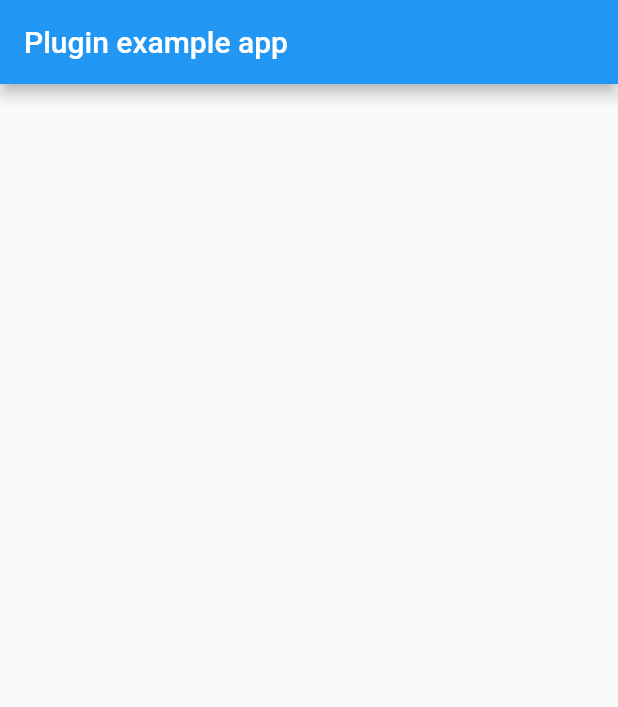
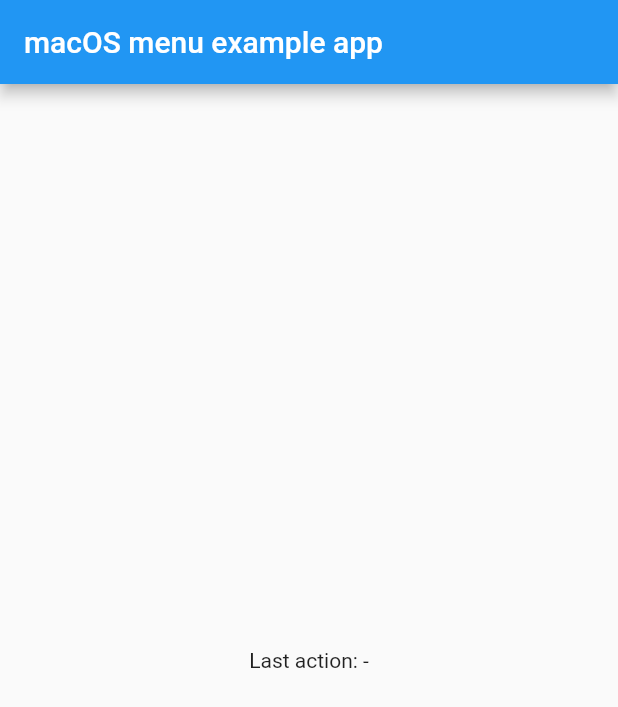
Before and after one commit to SX-Code/macos_menu, a Flutter app: the screen it shows after launch, on a phone screen of 412 x 824 dp. Shown: the top 707 px of the screen. Run offline on Flutter 3.47's test engine with Material 2 defaults, Android fonts, the phone set to English and light mode, and no system bars; our stand-ins replace plugin_platform_interface.

```diff
--- a/example/lib/main.dart
+++ b/example/lib/main.dart
@@ -13,12 +13,20 @@ class MyApp extends StatefulWidget {
 }
 
 class _MyAppState extends State<MyApp> {
+  String _lastAction = "-";
+
+  void _callAction(String action) {
+    setState(() {
+      _lastAction = action;
+    });
+  }
+
   @override
   Widget build(BuildContext context) {
     return MaterialApp(
       home: Scaffold(
         appBar: AppBar(
-          title: const Text('Plugin example app'),
+          title: const Text('macOS menu example app'),
         ),
         body: MacosMenuBar(
           menus: [
@@ -43,24 +51,32 @@ class _MyAppState extends State<MyApp> {
             ]),
             MacosMenu(label: "Custom", menus: [
               MacosMenuItem(
-                  label: 'Test 1', shortcut: const CharacterActivator("1"), onSelected: () {}),
+                label: 'Test 1',
+                shortcut: const CharacterActivator("1", meta: true),
+                onSelected: () => _callAction("Test 1"),
+              ),
               MacosMenuItem(
-                  label: 'Test 2', shortcut: const CharacterActivator("2"), onSelected: () {}),
+                label: 'Test 2',
+                shortcut: const CharacterActivator("2", meta: true),
+                onSelected: () => _callAction("Test 2"),
+              ),
               MacosMenuItem(
-                  label: 'Test 3', shortcut: const CharacterActivator("3"), onSelected: () {}),
-              MacosMenuItem(
-                  label: 'Test 4', shortcut: const CharacterActivator("4"), onSelected: () {}),
+                label: 'Test 3',
+                shortcut: const CharacterActivator("3", meta: true),
+                onSelected: () => _callAction("Test 3"),
+              ),
             ])
           ],
           helpItems: [
             MacosMenuItem(
-                label: 'Visit Website',
-                shortcut: const CharacterActivator("w", meta: true),
-                onSelected: () {
-                  debugPrint("goto website");
-                }),
+              label: 'Visit Website',
+              shortcut: const CharacterActivator("w", meta: true),
+              onSelected: () => _callAction("Visit Website"),
+            ),
           ],
-          child: const Center(),
+          child: Center(
+            child: Text("Last action: $_lastAction"),
+          ),
         ),
       ),
     );
```
Also changed, not shown: 1 other file.
